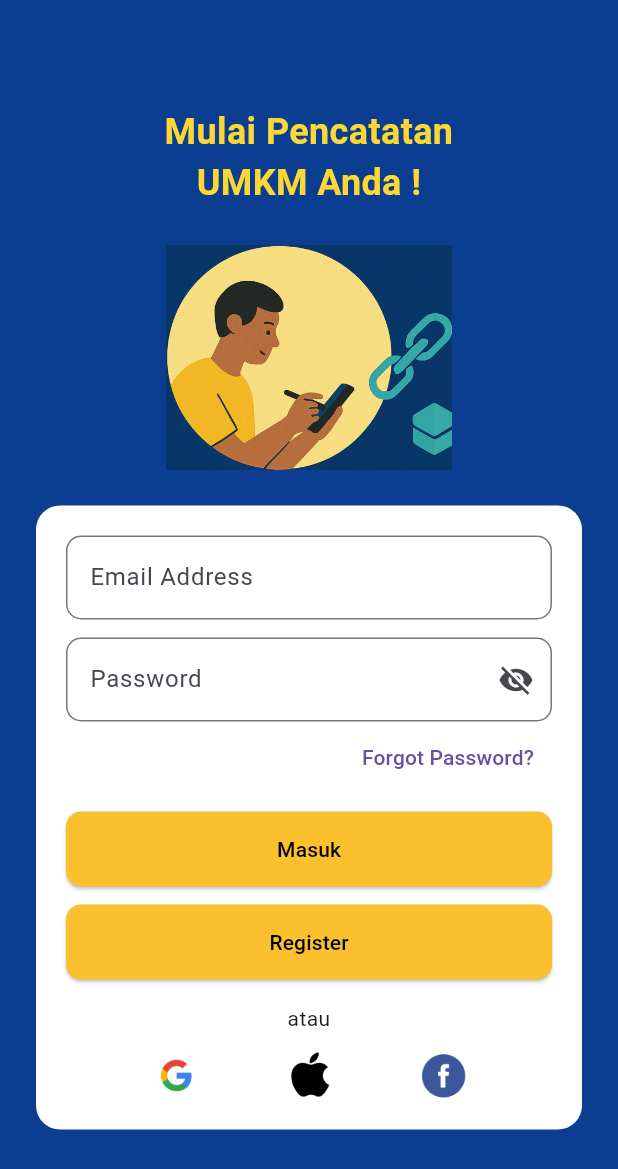
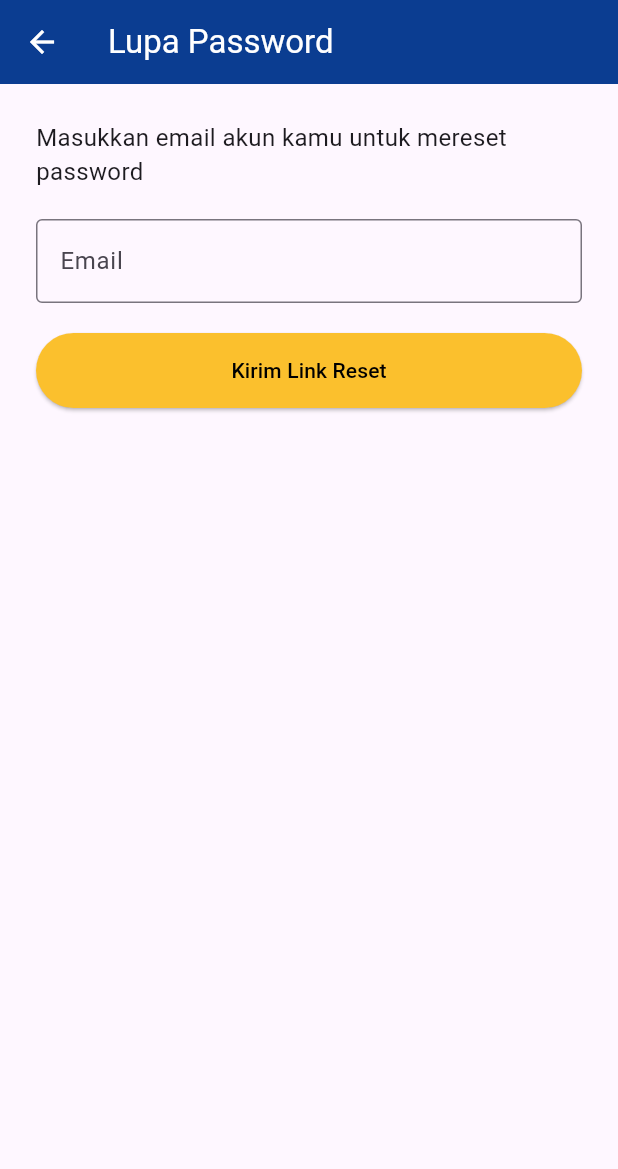
Before and after one commit to MhdGung25/fontend_blockhain, a Flutter app: the screen it shows after launch, after a tap on "Forgot Password?", on a phone screen of 412 x 824 dp. Shown: the top 1169 px of the screen. Run offline on Flutter 3.47's test engine with Material 3 defaults, Android fonts, the phone set to English and light mode, and no system bars; our stand-ins replace shared_preferences.

Commit message:
nama perubahan

```diff
--- /dev/null
+++ b/lib/pages/forgot_password_page.dart
@@ -0,0 +1,124 @@
+import 'package:flutter/material.dart';
+import 'dart:convert';
+import 'package:http/http.dart' as http;
+
+class ForgotPasswordPage extends StatefulWidget {
+  const ForgotPasswordPage({super.key});
+
+  @override
+  State<ForgotPasswordPage> createState() => _ForgotPasswordPageState();
+}
+
+class _ForgotPasswordPageState extends State<ForgotPasswordPage> {
+  final _emailController = TextEditingController();
+  final _formKey = GlobalKey<FormState>();
+  bool _isLoading = false;
+
+  Future<void> _sendResetLink() async {
+    if (!_formKey.currentState!.validate()) return;
+
+    setState(() => _isLoading = true);
+
+    final url = Uri.parse("http://127.0.0.1:8000/api/forgot-password");
+    try {
+      final response = await http.post(
+        url,
+        headers: {
+          'Content-Type': 'application/json',
+          'Accept': 'application/json',
+        },
+        body: jsonEncode({'email': _emailController.text.trim()}),
+      );
+
+      final data = jsonDecode(response.body);
+
+      if (response.statusCode == 200) {
+        ScaffoldMessenger.of(context).showSnackBar(
+          const SnackBar(
+            content: Text('Link reset telah dikirim ke email kamu'),
+          ),
+        );
+        _emailController.clear();
+      } else {
+        ScaffoldMessenger.of(context).showSnackBar(
+          SnackBar(
+            content: Text(
+              'Gagal kirim link: ${data["message"] ?? "Terjadi kesalahan"}',
+            ),
+          ),
+        );
+      }
+    } catch (e) {
+      ScaffoldMessenger.of(
+        context,
+      ).showSnackBar(SnackBar(content: Text('Terjadi kesalahan: $e')));
+    } finally {
+      setState(() => _isLoading = false);
+    }
+  }
+
+  @override
+  Widget build(BuildContext context) {
+    return Scaffold(
+      appBar: AppBar(
+        title: const Text('Lupa Password'),
+        backgroundColor: const Color(0xFF0B3D91),
+        foregroundColor: Colors.white,
+      ),
+      body: Padding(
+        padding: const EdgeInsets.all(24.0),
+        child: Form(
+          key: _formKey,
+          child: Column(
+            children: [
+              const Text(
+                "Masukkan email akun kamu untuk mereset password",
+                style: TextStyle(fontSize: 16),
+              ),
+              const SizedBox(height: 20),
+              TextFormField(
+                controller: _emailController,
+                decoration: const InputDecoration(
+                  labelText: "Email",
+                  border: OutlineInputBorder(),
+                ),
+                keyboardType: TextInputType.emailAddress,
+                validator: (value) {
+                  if (value == null || value.isEmpty) {
+                    return 'Email tidak boleh kosong';
+                  } else if (!RegExp(
+                    r'^[\w-\.]+@([\w-]+\.)+[\w]{2,4}',
+                  ).hasMatch(value)) {
+                    return 'Format email tidak valid';
+                  }
+                  return null;
+                },
+              ),
+              const SizedBox(height: 20),
+              ElevatedButton(
+                onPressed: _isLoading ? null : _sendResetLink,
+                style: ElevatedButton.styleFrom(
+                  backgroundColor: Colors.yellow[700],
+                  foregroundColor: Colors.black,
+                  minimumSize: const Size(double.infinity, 50),
+                ),
+                child: _isLoading
+                    ? const SizedBox(
+                        width: 24,
+                        height: 24,
+                        child: CircularProgressIndicator(
+                          strokeWidth: 2,
+                          valueColor: AlwaysStoppedAnimation<Color>(
+                            Colors.black,
+                          ),
+                        ),
+                      )
+                    : const Text("Kirim Link Reset"),
+              ),
+            ],
+          ),
+        ),
+      ),
+    );
+  }
+}
--- a/lib/pages/login_page.dart
+++ b/lib/pages/login_page.dart
@@ -2,6 +2,7 @@ import 'package:flutter/material.dart';
 import 'package:frontend_blockhain/pages/register_page.dart';
 import 'package:frontend_blockhain/pages/umkm_profile_page.dart';
 import 'package:shared_preferences/shared_preferences.dart';
+import 'package:frontend_blockhain/pages/forgot_password_page.dart';
 import 'package:http/http.dart' as http;
 import 'dart:convert';
 
@@ -154,10 +155,19 @@ class _LoginPageState extends State<LoginPage> {
                         Align(
                           alignment: Alignment.centerRight,
                           child: TextButton(
-                            onPressed: () {},
+                            onPressed: () {
+                              Navigator.push(
+                                context,
+                                MaterialPageRoute(
+                                  builder: (context) =>
+                                      const ForgotPasswordPage(),
+                                ),
+                              );
+                            },
                             child: const Text("Forgot Password?"),
                           ),
                         ),
+
                         const SizedBox(height: 12),
 
                         // Login Button
@@ -214,11 +224,49 @@ class _LoginPageState extends State<LoginPage> {
                         Row(
                           mainAxisAlignment: MainAxisAlignment.spaceEvenly,
                           children: [
-                            Image.asset("assets/icons/google.png", height: 32),
-                            Image.asset("assets/icons/apple.png", height: 32),
-                            Image.asset(
-                              "assets/icons/facebook.png",
-                              height: 32,
+                            GestureDetector(
+                              onTap: () {
+                                ScaffoldMessenger.of(context).showSnackBar(
+                                  const SnackBar(
+                                    content: Text("Login dengan Google diklik"),
+                                  ),
+                                );
+                                // TODO: Tambahkan Google Sign-In logic
+                              },
+                              child: Image.asset(
+                                "assets/icons/google.png",
+                                height: 32,
+                              ),
+                            ),
+                            GestureDetector(
+                              onTap: () {
+                                ScaffoldMessenger.of(context).showSnackBar(
+                                  const SnackBar(
+                                    content: Text("Login dengan Apple diklik"),
+                                  ),
+                                );
+                                // TODO: Tambahkan Apple Sign-In logic
+                              },
+                              child: Image.asset(
+                                "assets/icons/apple.png",
+                                height: 32,
+                              ),
+                            ),
+                            GestureDetector(
+                              onTap: () {
+                                ScaffoldMessenger.of(context).showSnackBar(
+                                  const SnackBar(
+                                    content: Text(
+                                      "Login dengan Facebook diklik",
+                                    ),
+                                  ),
+                                );
+                                // TODO: Tambahkan Facebook Sign-In logic
+                              },
+                              child: Image.asset(
+                                "assets/icons/facebook.png",
+                                height: 32,
+                              ),
                             ),
                           ],
                         ),
--- a/pubspec.yaml
+++ b/pubspec.yaml
@@ -35,6 +35,9 @@ dependencies:
   # Use with the CupertinoIcons class for iOS style icons.
   cupertino_icons: ^1.0.8
   shared_preferences: ^2.2.2
+  google_sign_in: ^6.1.5
+  firebase_auth: ^4.17.3
+  firebase_core: ^2.28.0
 
 dev_dependencies:
   flutter_test:
```
Also changed, not shown: pubspec.lock, 6 other files.
